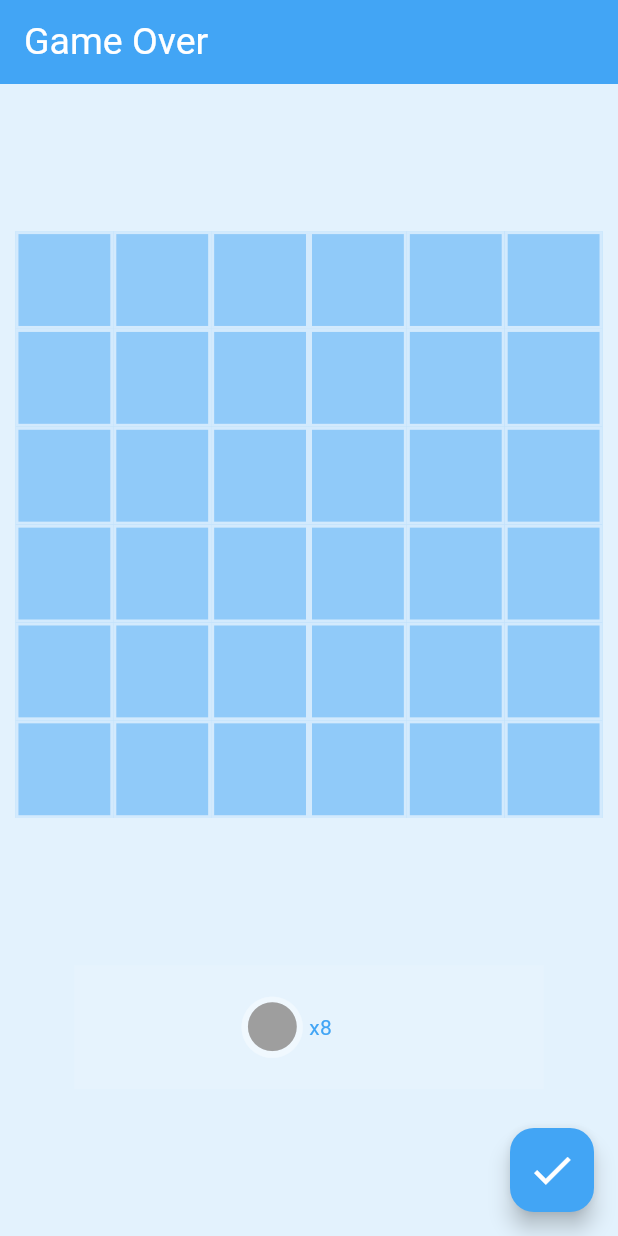
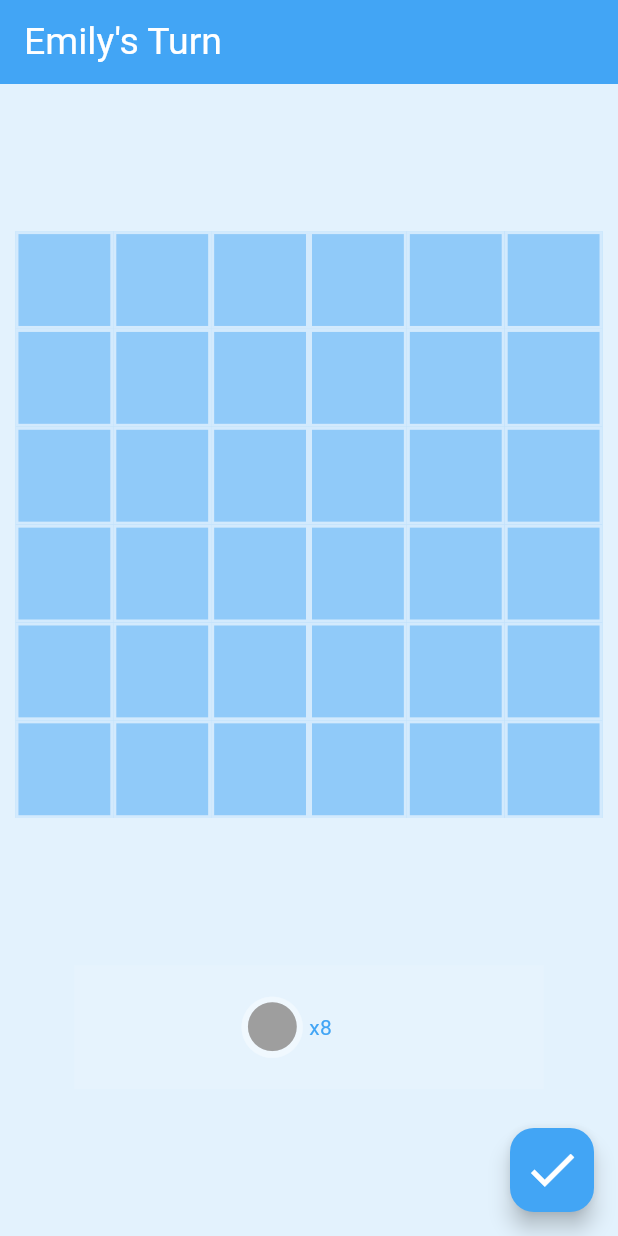
Before and after one commit to LiamWhitenack/boop, a Flutter app: the screen it shows after launch, after a tap on the "check" icon, on a phone screen of 412 x 824 dp. Run offline on Flutter 3.47's test engine with Material 2 defaults, Android fonts, the light colour scheme and no system bars.

Commit message:
fixed gameplay bugs

```diff
--- a/lib/board.dart
+++ b/lib/board.dart
@@ -5,8 +5,6 @@ import 'general_functions.dart';
 class Board {
   List<List> grid = List.generate(6, (row) => List.filled(6, null));
   late List<List> tempGrid = deepCopyMatrix(grid);
-  int? numberOfKittensBelongingToPlayerBeforeTurnStarted;
-  int? numberOfCatsBelongingToPlayerBeforeTurnStarted;
   // these are the coordinates that are on the grid
   List<int> validCoordinates = [0, 1, 2, 3, 4, 5];
 
@@ -28,20 +26,16 @@ class Board {
     tempGrid = deepCopyMatrix(grid);
   }
 
-  void undoLastBoop(Player player) {
-    if (numberOfCatsBelongingToPlayerBeforeTurnStarted != null &&
-        numberOfKittensBelongingToPlayerBeforeTurnStarted != null) {
-      player.kittens = List.filled(numberOfKittensBelongingToPlayerBeforeTurnStarted!, Kitten(player), growable: true);
-      player.cats = List.filled(numberOfCatsBelongingToPlayerBeforeTurnStarted!, Cat(player), growable: true);
+  void undoLastBoop() {
+    for (Player player in getPlayersWithPiecesOnBoard()) {
+      player.revertKittensAndCats();
 
       tempGrid = deepCopyMatrix(grid);
     }
   }
 
   void boopCat(int row, int column, Player player) {
-    undoLastBoop(player);
-    numberOfCatsBelongingToPlayerBeforeTurnStarted = player.cats.length;
-    numberOfKittensBelongingToPlayerBeforeTurnStarted = player.kittens.length;
+    undoLastBoop();
 
     // return if the piece isn't placed on an open spot
     if (grid[row][column] != null) {
@@ -69,9 +63,7 @@ class Board {
   }
 
   void boopKitten(int row, int column, Player player) {
-    undoLastBoop(player);
-    numberOfCatsBelongingToPlayerBeforeTurnStarted = player.cats.length;
-    numberOfKittensBelongingToPlayerBeforeTurnStarted = player.kittens.length;
+    undoLastBoop();
 
     // return if the piece isn't placed on an open spot
     if (grid[row][column] != null) {
@@ -107,10 +99,10 @@ class Board {
       // if the piece is being moved off the edge, give it back to its owner
       if (!validCoordinates.contains(row + i + i) || !validCoordinates.contains(column + j + j)) {
         if (grid[row + i][column + j] is Kitten) {
-          player.kittens.add(Kitten(ownerOfBoopedPiece!));
+          ownerOfBoopedPiece!.kittens.add(Kitten(ownerOfBoopedPiece));
           // numberOfKittensToReturnIfMoveIsTakenBack++;
         } else {
-          player.cats.add(Cat(ownerOfBoopedPiece!));
+          ownerOfBoopedPiece!.cats.add(Cat(ownerOfBoopedPiece));
           // numberOfCatsToReturnIfMoveIsTakenBack++;
         }
 
@@ -141,7 +133,7 @@ class Board {
       ownerOfBoopedPiece = grid[row + i][column + j].player;
       // if the kitten is being moved off the edge, give it back to its owner
       if (!validCoordinates.contains(row + i + i) || !validCoordinates.contains(column + j + j)) {
-        player.kittens.add(Kitten(ownerOfBoopedPiece!));
+        ownerOfBoopedPiece!.kittens.add(Kitten(ownerOfBoopedPiece));
         // numberOfKittensToReturnIfMoveIsTakenBack++;
 
         tempGrid[row + i][column + j] = null;
@@ -163,9 +155,14 @@ class Board {
   }
 
   void updateGrid() {
+    List<Player> players = getPlayersWithPiecesOnBoard();
+    for (Player player in players) {
+      if (player.cats.length + player.kittens.length > 8) {
+        throw Exception();
+      }
+      player.updateKittensAndCats();
+    }
     grid = deepCopyMatrix(tempGrid);
-    numberOfCatsBelongingToPlayerBeforeTurnStarted = null;
-    numberOfKittensBelongingToPlayerBeforeTurnStarted = null;
   }
 
   bool checkIfAllPiecesBelongToTheSamePlayer(List<List<int>> coordinates) {
--- a/lib/grid.dart
+++ b/lib/grid.dart
@@ -65,7 +65,7 @@ class _GridState extends State<Grid> {
           },
           onLeave: (value) {
             setState(() {
-              widget.board.undoLastBoop(activePlayer);
+              widget.board.undoLastBoop();
               isDragOver[row][column] = false;
             });
           },
--- a/lib/main.dart
+++ b/lib/main.dart
@@ -60,6 +60,10 @@ class _MyAppState extends State<MyApp> {
 
   @override
   Widget build(BuildContext context) {
+    final double screenHeight = MediaQuery.of(context).size.height;
+    final double screenWidth = MediaQuery.of(context).size.width;
+    final double limitingSize = screenHeight > screenWidth ? screenWidth : screenHeight;
+    final double gridLength = limitingSize == screenWidth ? screenWidth * 0.95 : limitingSize * 0.65;
     String playerTurn = playerOneTurn ? widget.playerOne.name : widget.playerTwo.name;
     return MaterialApp(
       title: 'Boop.',
@@ -69,7 +73,7 @@ class _MyAppState extends State<MyApp> {
       ),
       home: Scaffold(
         body: MyGamePage(
-          title: winner != null ? "$playerTurn's Turn" : 'Game Over',
+          title: winner == null ? "$playerTurn's Turn" : 'Game Over',
           playerOne: widget.playerOne,
           playerTwo: widget.playerTwo,
           board: widget.board,
@@ -85,7 +89,7 @@ class _MyAppState extends State<MyApp> {
                 child: Icon(
                   Icons.check,
                   color: Colors.white,
-                  size: MediaQuery.of(context).size.width * 0.08,
+                  size: gridLength * 0.1,
                 ),
               )
             : null,
--- a/lib/player.dart
+++ b/lib/player.dart
@@ -4,17 +4,31 @@ import 'kittens_and_cats.dart';
 
 class Player {
   late List<Kitten> kittens;
+  late List<Kitten> kittensBeforeBoop;
   List<Cat> cats = [];
+  List<Cat> catsBeforeBoop = [];
   final String name;
   final Color color;
   Player(this.name, this.color) {
     kittens = List.filled(8, Kitten(this), growable: true);
+    kittensBeforeBoop = List.filled(8, Kitten(this), growable: true);
     // cats = [Cat(this)]; // for testing only
+    // catsBeforeBoop = [Cat(this)];
   }
 
   void reset() {
     kittens = List.filled(8, Kitten(this), growable: true);
     cats = [];
+  }
+
+  void revertKittensAndCats() {
+    kittens = List.filled(kittensBeforeBoop.length, Kitten(this), growable: true);
+    cats = List.filled(catsBeforeBoop.length, Cat(this), growable: true);
+  }
+
+  void updateKittensAndCats() {
+    kittensBeforeBoop = List.filled(kittens.length, Kitten(this), growable: true);
+    catsBeforeBoop = List.filled(cats.length, Cat(this), growable: true);
   }
 
   void upgradePieces(List pieces) {
```
